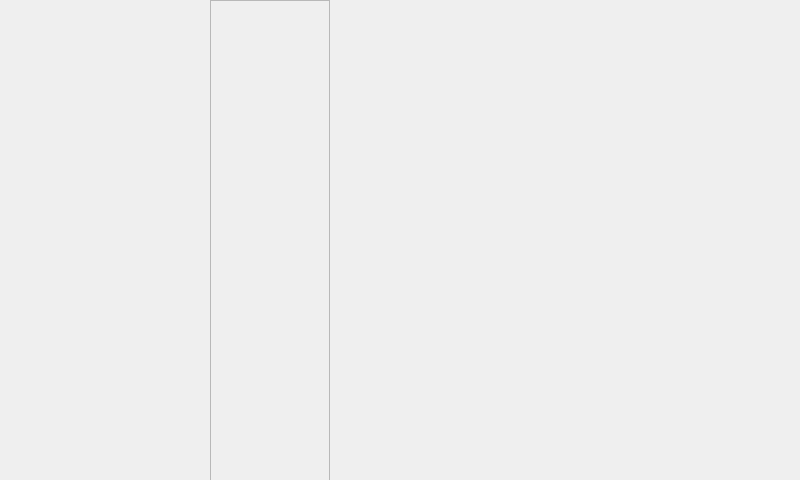
Qt form mainwindow.ui (VladimirGuzenko/MyTestRepos) before a commit.
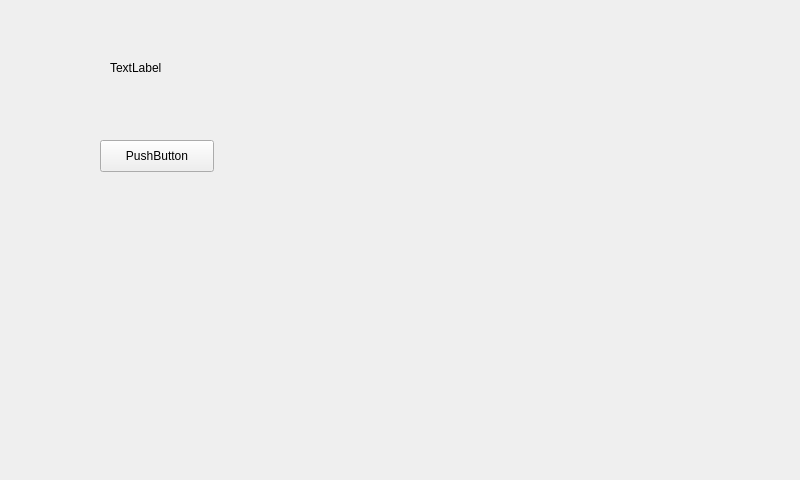
The same form after that commit.

What changed in the file:
```diff
--- a/mainwindow.ui
+++ b/mainwindow.ui
@@ -14,28 +14,31 @@
    <string>MainWindow</string>
   </property>
   <widget class="QWidget" name="centralWidget">
-   <widget class="QScrollArea" name="scrollArea">
+   <widget class="QPushButton" name="pushButton">
     <property name="geometry">
      <rect>
-      <x>210</x>
-      <y>0</y>
-      <width>120</width>
-      <height>481</height>
+      <x>100</x>
+      <y>140</y>
+      <width>114</width>
+      <height>32</height>
      </rect>
     </property>
-    <property name="widgetResizable">
-     <bool>true</bool>
+    <property name="text">
+     <string>PushButton</string>
     </property>
-    <widget class="QWidget" name="scrollAreaWidgetContents">
-     <property name="geometry">
-      <rect>
-       <x>0</x>
-       <y>0</y>
-       <width>118</width>
-       <height>479</height>
-      </rect>
-     </property>
-    </widget>
+   </widget>
+   <widget class="QLabel" name="Label1">
+    <property name="geometry">
+     <rect>
+      <x>110</x>
+      <y>60</y>
+      <width>62</width>
+      <height>16</height>
+     </rect>
+    </property>
+    <property name="text">
+     <string>TextLabel</string>
+    </property>
    </widget>
   </widget>
  </widget>
```
